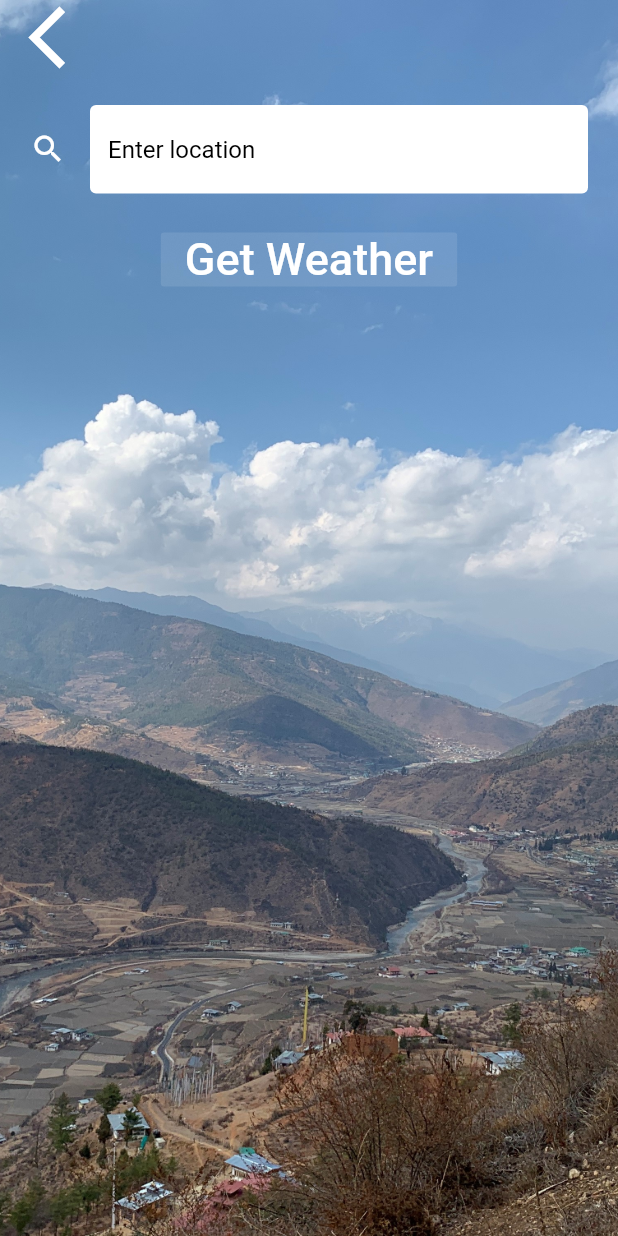
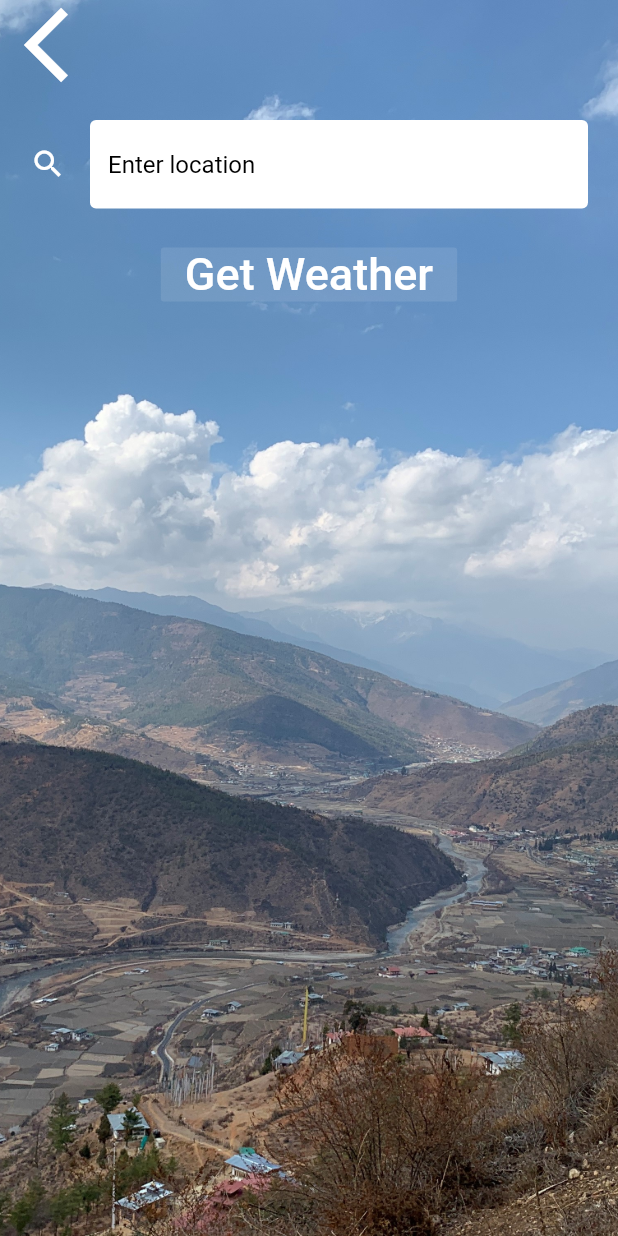
Before and after one commit to jmethukten/weatherApp, a Flutter app: the SearchLocation screen opened directly, on a phone screen of 412 x 824 dp. Run offline on Flutter 3.47's test engine with Material 2 defaults, Android fonts, the phone set to English and light mode, and no system bars; our stand-ins replace flutter_spinkit, geolocator; statements that could not run were skipped.

Commit message:
Update search_screen.dart

```diff
--- a/lib/screens/search_screen.dart
+++ b/lib/screens/search_screen.dart
@@ -29,7 +29,7 @@ class _SearchLocationState extends State<SearchLocation> {
                   },
                   child: Icon(
                     Icons.arrow_back_ios,
-                    size: 50.0,
+                    size: 60.0,
                   ),
                 ),
               ),
```
